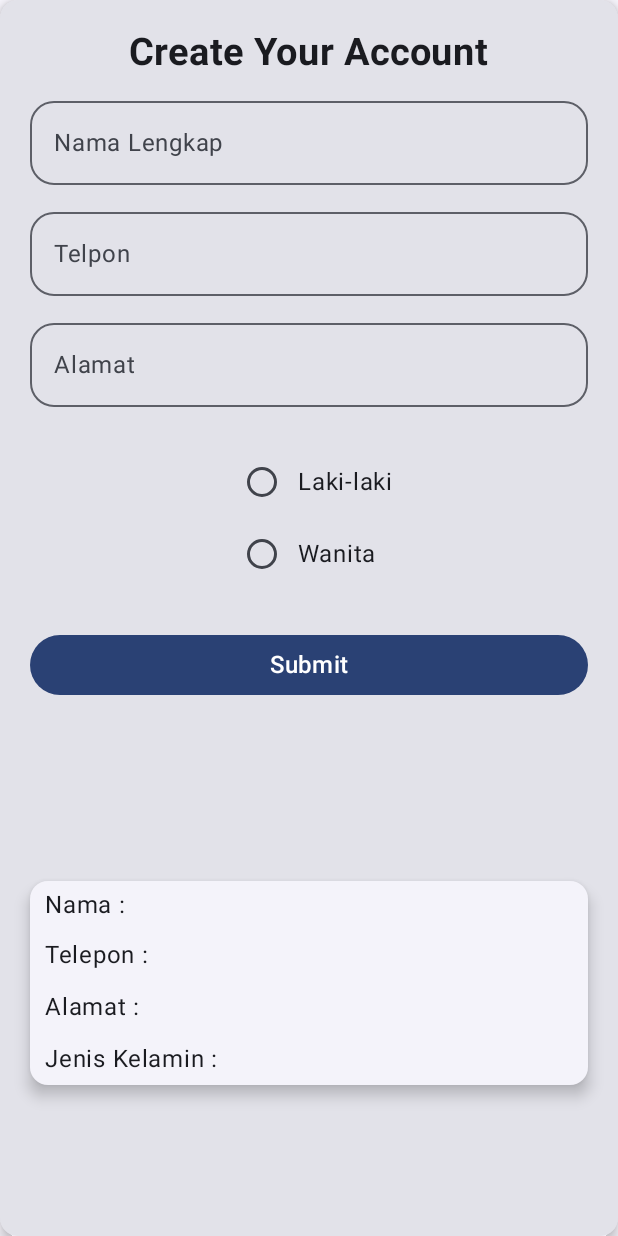
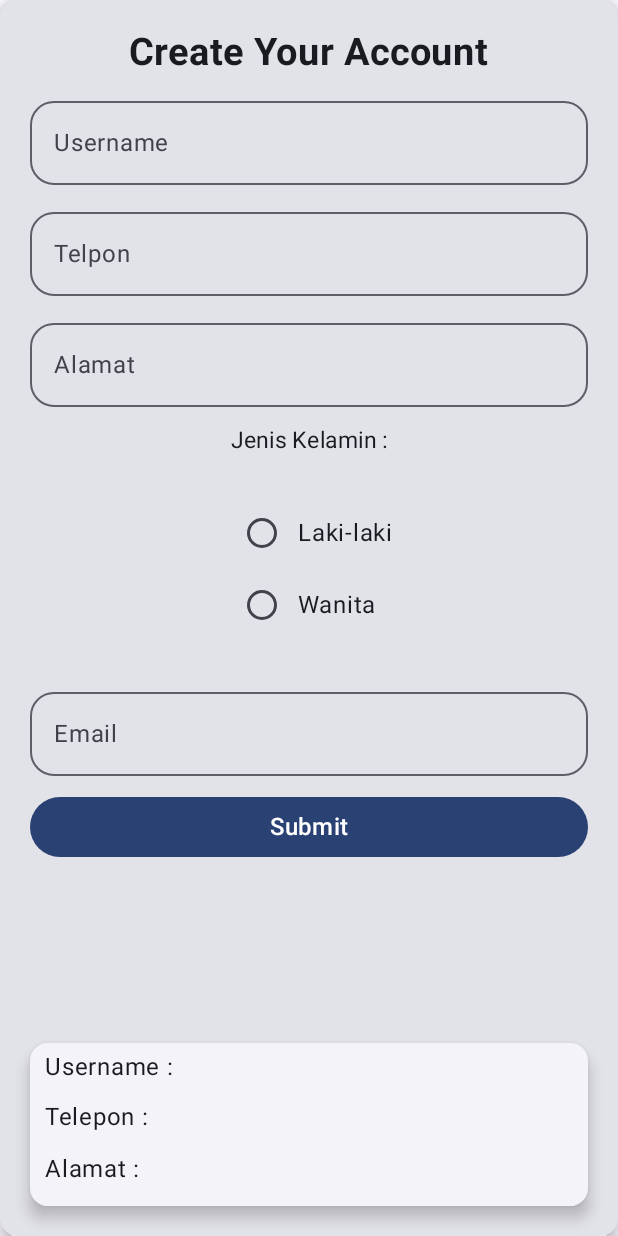
Before and after one commit to Ghani1212/004_ViewModel, an Android app built with Jetpack Compose: the screen it shows after launch (MainActivity), after a tap on "Submit", on a phone screen of 412 x 824 dp. Run offline under Robolectric (Android 15) with nearby library versions, the phone set to English and light mode, and no system bars.

Commit message:
Menambahkan email dan mengubah nama menjadi username

```diff
--- a/app/src/main/java/com/example/kotlinio/CobaViewModel.kt
+++ b/app/src/main/java/com/example/kotlinio/CobaViewModel.kt
@@ -19,15 +19,18 @@ class CobaViewModel: ViewModel() {
         private set
     var jenisKl : String by mutableStateOf("")
         private set
+    var emailUsr : String by mutableStateOf("")
+        private set
 
     private val _uiState = MutableStateFlow(DataForm())
     val uiState : StateFlow<DataForm> = _uiState.asStateFlow()
 
-    fun BacaData(nm:String,tlp:String,almt:String,jk:String){
+    fun BacaData(nm:String,tlp:String,almt:String,jk:String,email:String){
         namaUsr=nm;
         noTlp=tlp;
         jenisKl=jk;
         alamatUsr=almt;
+        emailUsr=email;
     }
     fun setJenisK(pilihJK:String) {
     _uiState.update { currentState -> currentState.copy(sex = pilihJK) }
--- a/app/src/main/java/com/example/kotlinio/MainActivity.kt
+++ b/app/src/main/java/com/example/kotlinio/MainActivity.kt
@@ -86,6 +86,7 @@ fun TampilanForm(cobaViewModel: CobaViewModel = viewModel()){
     var textNama by remember{ mutableStateOf("") }
     var textTlp by remember{ mutableStateOf("") }
     var textAlmt by remember { mutableStateOf("") }
+    var textEmail by remember { mutableStateOf("") }
 
     val context = LocalContext.current
     val dataclass : DataForm
@@ -97,7 +98,7 @@ fun TampilanForm(cobaViewModel: CobaViewModel = viewModel()){
         singleLine = true,
         shape = MaterialTheme.shapes.large,
         modifier = Modifier.fillMaxWidth(),
-        label = { Text(text = "Nama Lengkap")},
+        label = { Text(text = "Username")},
         onValueChange ={
             textNama = it
         }
@@ -129,9 +130,19 @@ fun TampilanForm(cobaViewModel: CobaViewModel = viewModel()){
         onSelectionChanged = {
             cobaViewModel.setJenisK(it)
         })
+    OutlinedTextField(
+        value = textEmail,
+        singleLine = true,
+        shape = MaterialTheme.shapes.large,
+        modifier = Modifier.fillMaxWidth(),
+        label = { Text(text = "Email")},
+        onValueChange ={
+            textEmail = it
+        }
+    )
     Button(modifier = Modifier.fillMaxWidth(),
         onClick = {
-            cobaViewModel.BacaData(textNama,textTlp,textAlmt,dataclass.sex)
+            cobaViewModel.BacaData(textNama,textTlp,textAlmt,dataclass.sex,textEmail)
         }
     ) {
         Text(
@@ -144,7 +155,8 @@ fun TampilanForm(cobaViewModel: CobaViewModel = viewModel()){
         namanya = cobaViewModel.namaUsr,
         telponya =cobaViewModel.noTlp ,
         alamatnya = cobaViewModel.alamatUsr,
-        jenisnya = cobaViewModel.jenisKl
+        jenisnya = cobaViewModel.jenisKl,
+        emailnya = cobaViewModel.emailUsr
     )
 }
 
@@ -157,11 +169,13 @@ fun SelectJK(
 
 ) {
     var selectedValue by remember { mutableStateOf(" ") }
-
+    Text(text = "Jenis Kelamin :", fontSize = 15.sp)
     Column(modifier = Modifier.padding(16.dp)){
         options.forEach{ item ->
             Row(
-                modifier = Modifier.selectable(
+
+                modifier =
+                Modifier.selectable(
                     selected = selectedValue ==item,
                     onClick = {
                         selectedValue = item
@@ -182,14 +196,14 @@ fun SelectJK(
 }
 
 @Composable
-fun TextHasil(namanya:String, telponya:String, alamatnya:String, jenisnya:String){
+fun TextHasil(namanya:String, telponya:String, alamatnya:String, jenisnya:String, emailnya:String){
     ElevatedCard(
         elevation = CardDefaults.cardElevation(
             defaultElevation = 6.dp
         ),
         modifier = Modifier.fillMaxWidth()
     ) {
-        Text(text = "Nama : " + namanya,
+        Text(text = "Username : " + namanya,
             modifier = Modifier
                     .padding(horizontal = 10.dp, vertical = 4.dp)
         )
@@ -205,6 +219,10 @@ fun TextHasil(namanya:String, telponya:String, alamatnya:String, jenisnya:String
                 modifier = Modifier
                     .padding(horizontal = 10.dp, vertical = 5.dp)
         )
+        Text(text = "Email : " + emailnya,
+            modifier = Modifier
+                .padding(horizontal = 10.dp, vertical = 5.dp)
+        )
 
 
     }
```
